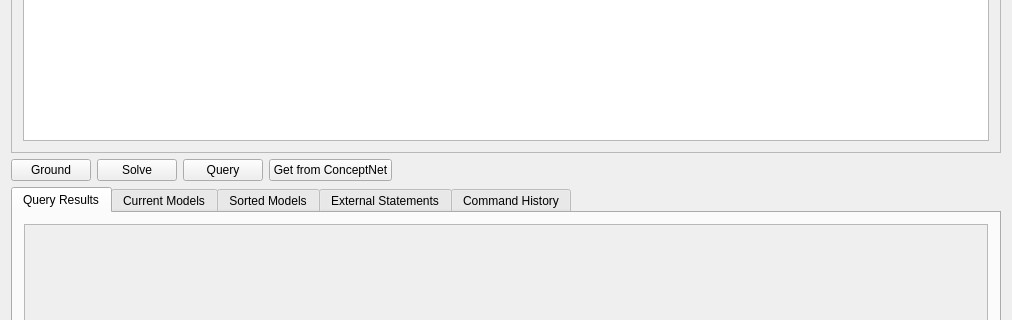
This is concept_net_gui/ui/conceptnetgui.ui in alica-labs/aspsuite as Qt 5 draws it before an edit; both pictures show x 0 to 1012 and y 220 to 540 of the 1012 by 760 pixel window. The edited form follows.
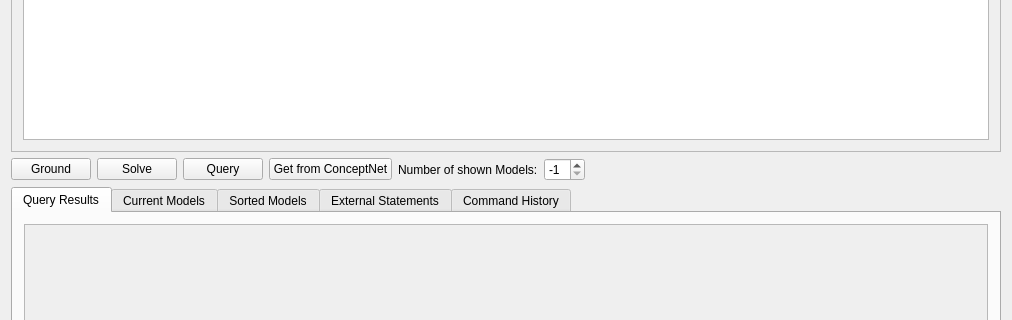
This is the edited form. The open tabs and pages were chosen to show the change.

The edit to the form file:
```diff
--- a/concept_net_gui/ui/conceptnetgui.ui
+++ b/concept_net_gui/ui/conceptnetgui.ui
@@ -70,6 +70,23 @@
         </property>
        </widget>
       </item>
+      <item>
+       <widget class="QLabel" name="numberOfmodelsLabel">
+        <property name="text">
+         <string>Number of shown Models:</string>
+        </property>
+       </widget>
+      </item>
+      <item>
+       <widget class="QSpinBox" name="numberOfModelsSpinBox">
+        <property name="minimum">
+         <number>-1</number>
+        </property>
+        <property name="value">
+         <number>-1</number>
+        </property>
+       </widget>
+      </item>
       <item>
        <spacer name="buttonSpacer">
         <property name="orientation">
```
Left out of the diff: 16 changed lines with no effect on the pictures.
